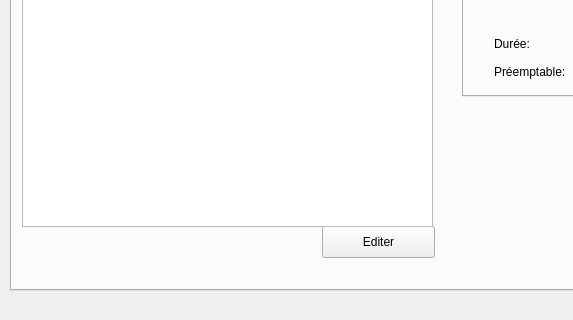
The window that mainwindow.ui (TamtamHero/LO21) describes before a commit, drawn with Qt 5; both pictures show x 0 to 573 and y 320 to 640 of the 800 by 640 pixel window.
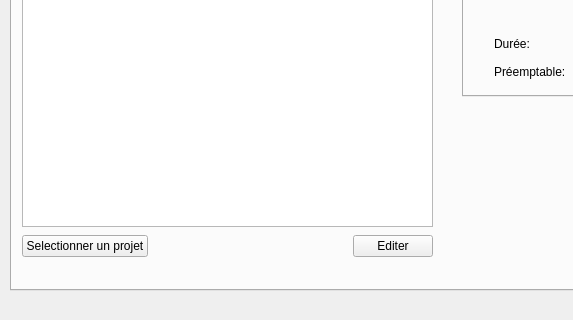
The same window after the commit. The open tabs and pages were chosen to show the change.

```diff
--- a/mainwindow.ui
+++ b/mainwindow.ui
@@ -414,19 +414,6 @@
      <attribute name="title">
       <string>Edition</string>
      </attribute>
-     <widget class="QPushButton" name="pushButton">
-      <property name="geometry">
-       <rect>
-        <x>310</x>
-        <y>520</y>
-        <width>113</width>
-        <height>32</height>
-       </rect>
-      </property>
-      <property name="text">
-       <string>Editer</string>
-      </property>
-     </widget>
      <widget class="QTabWidget" name="tabWidget">
       <property name="geometry">
        <rect>
@@ -816,6 +803,45 @@
        <set>QAbstractItemView::EditKeyPressed</set>
       </property>
      </widget>
+     <widget class="QWidget" name="horizontalLayoutWidget">
+      <property name="geometry">
+       <rect>
+        <x>10</x>
+        <y>520</y>
+        <width>411</width>
+        <height>41</height>
+       </rect>
+      </property>
+      <layout class="QHBoxLayout" name="horizontalLayout_20">
+       <item>
+        <widget class="QPushButton" name="bouton_selection_projet">
+         <property name="text">
+          <string>Selectionner un projet</string>
+         </property>
+        </widget>
+       </item>
+       <item>
+        <spacer name="horizontalSpacer">
+         <property name="orientation">
+          <enum>Qt::Horizontal</enum>
+         </property>
+         <property name="sizeHint" stdset="0">
+          <size>
+           <width>40</width>
+           <height>20</height>
+          </size>
+         </property>
+        </spacer>
+       </item>
+       <item>
+        <widget class="QPushButton" name="pushButton">
+         <property name="text">
+          <string>Editer</string>
+         </property>
+        </widget>
+       </item>
+      </layout>
+     </widget>
     </widget>
    </widget>
   </widget>
```
Left out of the diff: 2 changed lines with no effect on the pictures.
